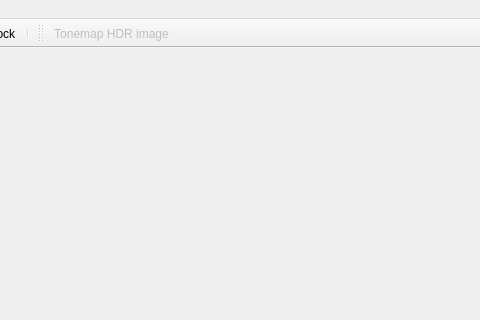
LuminanceHDR/LuminanceHDR, file forms/MainWindow.ui: the form before one commit; both pictures show x 534 to 1014 and y 0 to 320 of the 1014 by 573 pixel window.
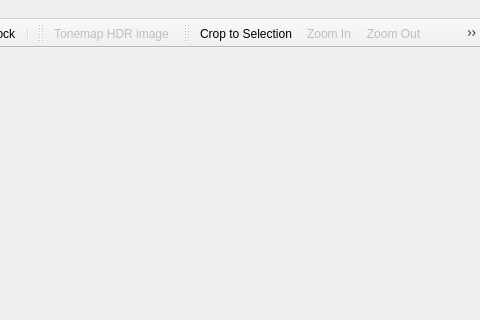
The form after the commit. Icons and pictures are not drawn.

Commit message: Added Tools toolbar

```diff
--- a/forms/MainWindow.ui
+++ b/forms/MainWindow.ui
@@ -168,6 +168,23 @@
    </attribute>
    <addaction name="TonemapAction"/>
   </widget>
+  <widget class="QToolBar" name="toolBar_3">
+   <property name="windowTitle">
+    <string>Tools</string>
+   </property>
+   <attribute name="toolBarArea">
+    <enum>TopToolBarArea</enum>
+   </attribute>
+   <attribute name="toolBarBreak">
+    <bool>false</bool>
+   </attribute>
+   <addaction name="cropToSelectionAction"/>
+   <addaction name="zoomInAct"/>
+   <addaction name="zoomOutAct"/>
+   <addaction name="normalSizeAct"/>
+   <addaction name="rotatecw"/>
+   <addaction name="rotateccw"/>
+  </widget>
   <action name="fileNewAction">
    <property name="icon">
     <iconset resource="../icons.qrc">
```
Left out of the diff: 4 changed lines with no effect on the pictures. The commit also changes 2 other files.
